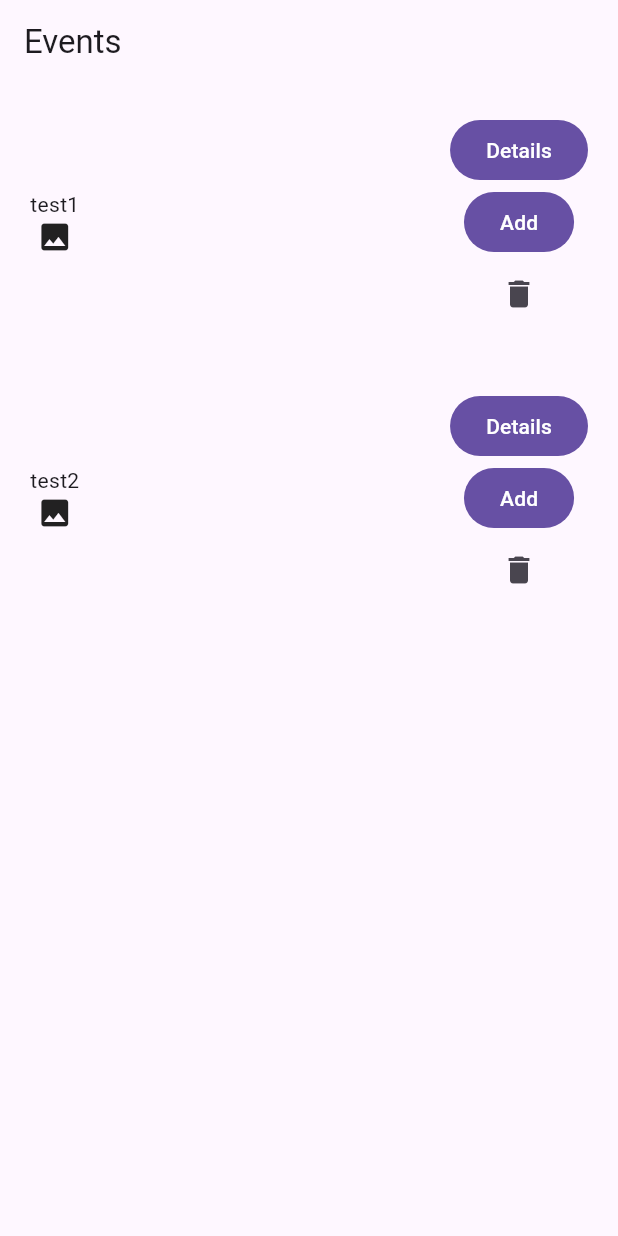
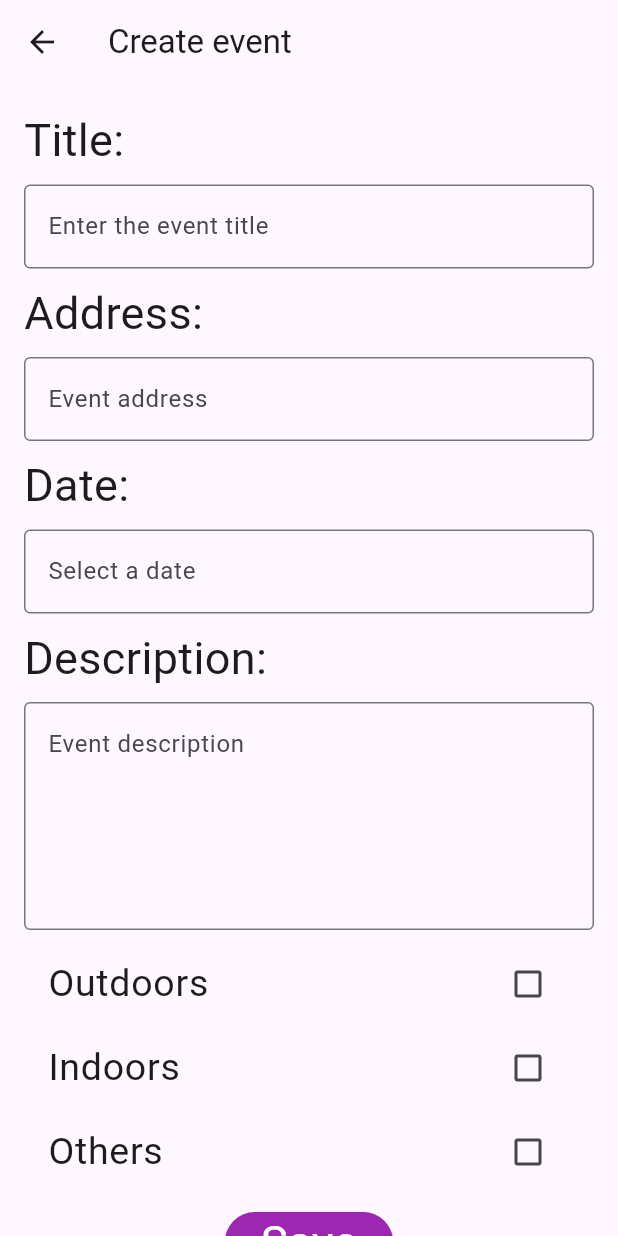
Before and after one commit to JackTse-Conestogac/Mobile_FinalProject_G5, a Flutter app: the EventListView screen opened directly, after a tap on "Add", on a phone screen of 412 x 824 dp. Run offline on Flutter 3.47's test engine with Material 3 defaults, Android fonts, the phone set to English and light mode, and no system bars.

```diff
--- a/coffee_meet_app/lib/entities/Event.dart
+++ b/coffee_meet_app/lib/entities/Event.dart
@@ -4,12 +4,14 @@ class Event {
   int eventId;
   String eventName;
   DateTime startDate;
+  String description;
   List<User> attendance;
 
   Event({
     required this.eventId,
     required this.eventName,
     required this.startDate,
+    required this.description,
     this.attendance = const []
   });
 }
--- a/coffee_meet_app/lib/entities/temporaryTestingEntities.dart
+++ b/coffee_meet_app/lib/entities/temporaryTestingEntities.dart
@@ -9,7 +9,7 @@ class TempEntities {
   ];
 
   static List<Event> events = [
-    Event(eventId: 0, eventName: "test1", startDate: DateTime(2021, 10, 1)),
-    Event(eventId:1, eventName: "test2", startDate: DateTime(2022, 2, 2)),
+    Event(eventId: 0, eventName: "test1", startDate: DateTime(2021, 10, 1),description: "test1"),
+    Event(eventId:1, eventName: "test2", startDate: DateTime(2022, 2, 2),description: "test2"),
   ];
 }
--- a/coffee_meet_app/lib/listTiles/eventTile.dart
+++ b/coffee_meet_app/lib/listTiles/eventTile.dart
@@ -1,11 +1,15 @@
+import 'package:coffee_meet_app/screens/createEvent.dart';
 import 'package:flutter/material.dart';
-
+import 'package:coffee_meet_app/screens/eventDetails.dart';
 import '../entities/Event.dart';
+import '../screens/eventDetails.dart';
 
 class EventTile extends StatelessWidget {
-  EventTile(this.event);
+  //EventTile(this.event);
 
-  Event event;
+  final Event event;
+
+ const EventTile(this.event,{Key?key}):super(key: key);
 
   @override
   Widget build(BuildContext context) {
@@ -20,13 +24,24 @@ class EventTile extends StatelessWidget {
           children: [
             FilledButton(
               onPressed: () {
+                Navigator.push(
+                    context,
+                    MaterialPageRoute(builder: (context) =>  EventDetailScreen(event: event),
+                    ),
+                );
                 debugPrint("Details ${event.eventName}");
               },
               child: Text("Details"),
             ),
             FilledButton(
               onPressed: () {
-                debugPrint("Add ${event.eventName}");
+                  Navigator.push(
+                      context,
+                       MaterialPageRoute(
+                          builder: (context) =>  CreateEventScreen(),
+                       ),
+                  );
+                       debugPrint("Add ${event.eventName}");
               },
               child: Text("Add"),
             ),
--- /dev/null
+++ b/coffee_meet_app/lib/screens/createEvent.dart
@@ -0,0 +1,173 @@
+import 'package:flutter/cupertino.dart';
+import 'package:coffee_meet_app/listTiles/eventTile.dart';
+import 'package:flutter/material.dart';
+import 'package:coffee_meet_app/managers/EventManager.dart';
+
+class CreateEventScreen extends StatefulWidget {
+  const CreateEventScreen({super.key});
+
+  @override
+  State<CreateEventScreen> createState() => _CreateEventScreenState();
+}
+
+class _CreateEventScreenState extends State<CreateEventScreen> {
+  final _formKey = GlobalKey<FormState>();
+  final TextEditingController _titleController = TextEditingController();
+  final TextEditingController _addressController = TextEditingController();
+  final TextEditingController _dateController = TextEditingController();
+  final TextEditingController _descriptionController = TextEditingController();
+  final EventManager _eventManager = EventManager();
+
+
+  bool _isSaved = false;
+  bool _isOutdoors = false;
+  bool _isIndoors = false;
+  bool _isOther = false;
+
+  void _saveEvent() {
+    if (_formKey.currentState!.validate()) {
+      // 表单通过验证
+      ScaffoldMessenger.of(context).showSnackBar(
+        const SnackBar(content: Text('Event saved successfully!')),
+      );
+    }
+  }
+
+  @override
+  Widget build(BuildContext context) {
+    return Scaffold(
+      appBar: AppBar(
+        title: const Text('Create event'),
+      ),
+      body: Form(
+        key: _formKey,
+        child: ListView(
+          padding: EdgeInsets.all(16),
+          children: [
+            const Text(
+              'Title:',
+              style: TextStyle(fontSize: 30),
+            ),
+            SizedBox(height: 8,),
+            TextFormField(
+              controller: _titleController,
+              decoration: InputDecoration(
+                hintText: 'Enter the event title',
+                border: OutlineInputBorder(),
+              ),
+              validator: (value){
+                if(value == null ||value.isEmpty){
+                  return 'Title is required';
+                }
+                return null;
+              },
+            ),
+            const SizedBox(height: 8,),
+            const Text('Address:',
+              style: TextStyle(fontSize: 30),
+            ),
+            SizedBox(height: 8,),
+            TextFormField(
+              controller: _addressController,
+              decoration: InputDecoration(
+                hintText: 'Event address',
+                border: OutlineInputBorder(),
+              ),
+              validator: (value){
+                if(value == null ||value.isEmpty){
+                  return 'Address is required';
+                }
+                return null;
+              },
+            ),
+            const SizedBox(height: 8,),
+            const Text('Date:',
+              style: TextStyle(fontSize: 30),
+            ),
+            const SizedBox(height: 8,),
+            TextFormField(
+              controller: _dateController,
+              decoration: InputDecoration(
+                hintText: 'Select a date',
+                border: OutlineInputBorder(),
+              ),
+              readOnly: true,
+              onTap: () async{
+                    String? selectedDateTime = await _eventManager.selectDateTime(context);
+
+                    if(selectedDateTime != null){
+                      setState(() {
+                        _dateController.text = selectedDateTime;
+                      });
+                    }
+                },
+              validator: (value){
+                if(value == null || value.isEmpty){
+                  return 'Date and time are requred';
+                }
+              },
+            ),
+            const SizedBox(height: 8,),
+            const Text('Description:',
+              style: TextStyle(fontSize: 30),
+            ),
+            SizedBox(height: 8,),
+            TextFormField(
+              controller: _descriptionController,
+              decoration: InputDecoration(
+                hintText: 'Event description',
+                border: OutlineInputBorder(),
+              ),
+              maxLines: 5,
+              keyboardType: TextInputType.multiline,
+              scrollController: ScrollController(),
+            ),
+            const SizedBox(height: 8,),
+            CheckboxListTile(
+                title: const Text(
+                  'Outdoors', style: TextStyle(fontSize: 25),),
+                value: _isOutdoors,
+                onChanged: (value) {
+                  setState(() {
+                    _isOutdoors = value ?? false;
+                  });
+                }
+            ),
+            CheckboxListTile(
+                title: const Text(
+                  'Indoors', style: TextStyle(fontSize: 25),),
+                value: _isIndoors,
+                onChanged: (value) {
+                  setState(() {
+                    _isIndoors = value ?? false;
+                  });
+                }
+            ),
+            CheckboxListTile(
+                title: const Text(
+                  'Others', style: TextStyle(fontSize: 25),),
+                value: _isOther,
+                onChanged: (value) {
+                  setState(() {
+                    _isOther = value ?? false;
+                  });
+                }
+            ),
+            const SizedBox(height: 8),
+          Center(
+            child: ElevatedButton(
+              onPressed: _saveEvent,
+              style: ElevatedButton.styleFrom(
+                  backgroundColor: Colors.purple,
+                  foregroundColor: Colors.white,
+                  textStyle: TextStyle(fontSize: 30)
+              ),
+              child: const Text('Save'),
+            ),
+          ),
+          ],
+        ),
+      ),
+    );
+  }
+}
```
Also changed, not shown: coffee_meet_app/lib/managers/EventManager.dart (+36 -0 lines), coffee_meet_app/lib/screens/TabListScreens.dart (+15 -2 lines), coffee_meet_app/lib/screens/createProfile.dart (added, +179 -0 lines), coffee_meet_app/lib/screens/eventDetails.dart (added, +86 -0 lines).
